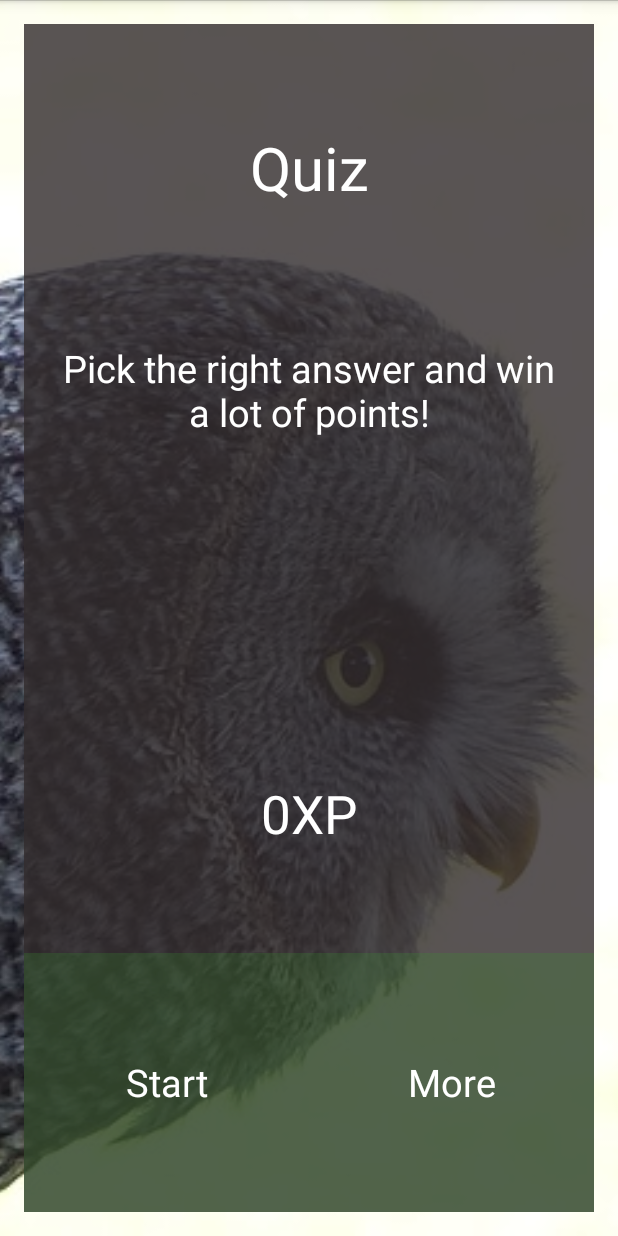
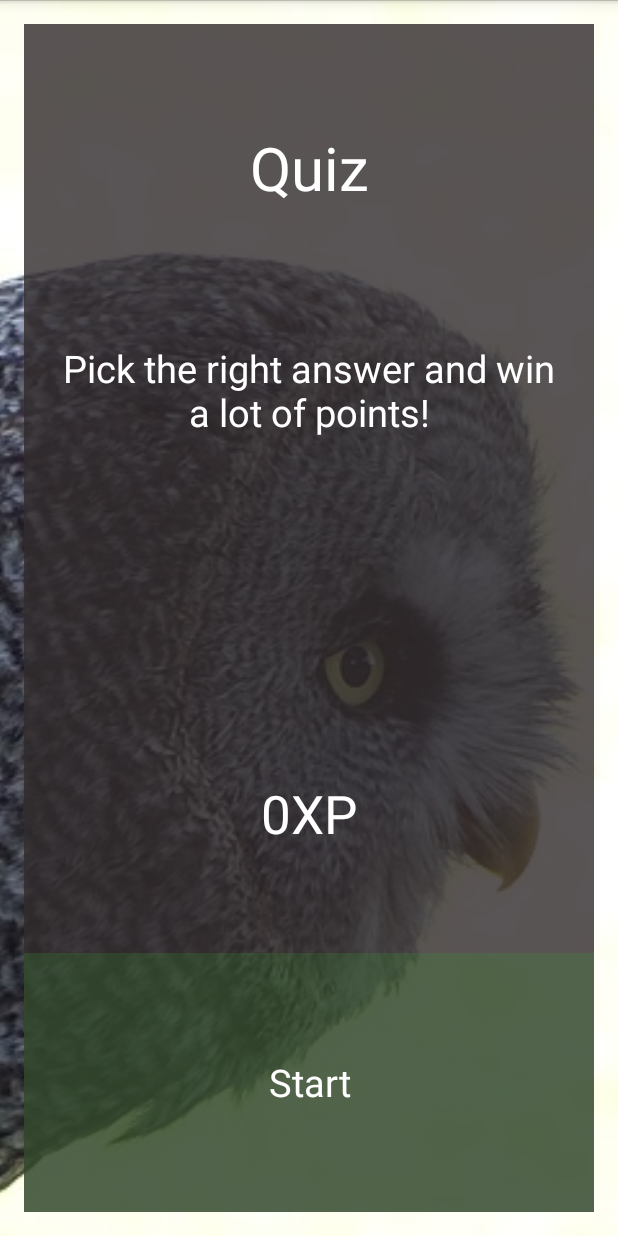
Before and after one commit to zoldithunter/QuizApp, an Android app: the screen it shows after launch (HomeActivity), on a phone screen of 412 x 824 dp. Run offline under Robolectric (Android 15) with nearby library versions, the phone set to English and light mode, and no system bars; our stand-ins replace AdMob.

```diff
--- a/app/src/main/java/quiz/zlazybird/com/quizapp/HomeActivity.java
+++ b/app/src/main/java/quiz/zlazybird/com/quizapp/HomeActivity.java
@@ -33,7 +33,7 @@ public class HomeActivity extends Activity {
 
     TextView startTV;
     TextView highScoreTV;
-    TextView homeTV;
+//    TextView homeTV;
     ImageView mainBackgroundIV;
 
     SharedPreferences storage;
@@ -59,7 +59,7 @@ public class HomeActivity extends Activity {
         mainLayout = (RelativeLayout) findViewById(R.id.home_main_activity_layout);
         startTV = (TextView) findViewById(R.id.home_start_text_view);
         highScoreTV = (TextView) findViewById(R.id.home_high_score_text_view);
-        homeTV = (TextView) findViewById(R.id.home_more_text_view);
+//        homeTV = (TextView) findViewById(R.id.home_more_text_view);
         mainBackgroundIV = (ImageView) findViewById(R.id.home_background_image);
 
         // Restore preferences
@@ -113,12 +113,12 @@ public class HomeActivity extends Activity {
             }
         });
 
-        homeTV.setOnClickListener(new View.OnClickListener() {
-            @Override
-            public void onClick(View v) {
-                MenuFunctions.openMore(context);
-            }
-        });
+//        homeTV.setOnClickListener(new View.OnClickListener() {
+//            @Override
+//            public void onClick(View v) {
+//                MenuFunctions.openMore(context);
+//            }
+//        });
 
 
         //picks a random number for the home background
--- a/app/src/main/res/layout/activity_home.xml
+++ b/app/src/main/res/layout/activity_home.xml
@@ -72,16 +72,16 @@
                 android:layout_height="match_parent"
                 android:layout_weight="1"/>
 
-            <TextView
-                android:id="@+id/home_more_text_view"
-                android:text="More"
-                android:textColor="#ffffff"
-                android:textSize="@dimen/result_button_size"
-                android:background="@color/home_buttons_color"
-                android:gravity="center"
-                android:layout_width="0dp"
-                android:layout_height="match_parent"
-                android:layout_weight="1"/>
+            <!--<TextView-->
+                <!--android:id="@+id/home_more_text_view"-->
+                <!--android:text="More"-->
+                <!--android:textColor="#ffffff"-->
+                <!--android:textSize="@dimen/result_button_size"-->
+                <!--android:background="@color/home_buttons_color"-->
+                <!--android:gravity="center"-->
+                <!--android:layout_width="0dp"-->
+                <!--android:layout_height="match_parent"-->
+                <!--android:layout_weight="1"/>-->
 
         </LinearLayout>
 
```
Also changed, not shown: app/src/main/java/quiz/zlazybird/com/quizapp/ResultsActivity.java (+12 -12 lines), app/src/main/res/layout/activity_results.xml (+10 -10 lines).
